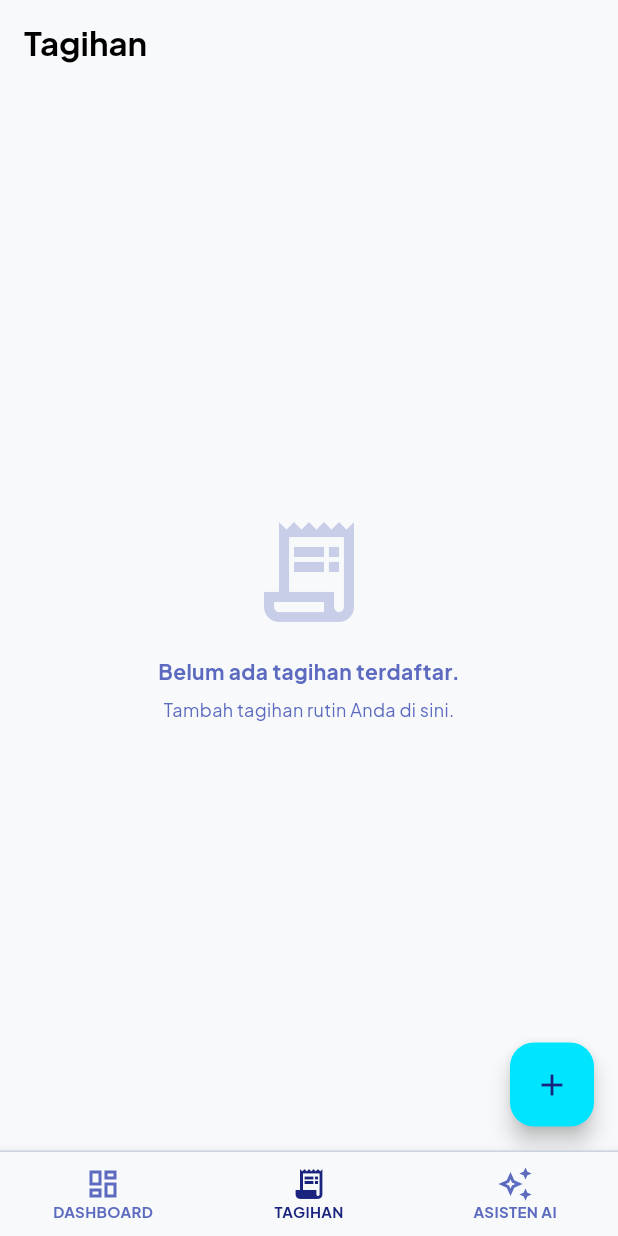
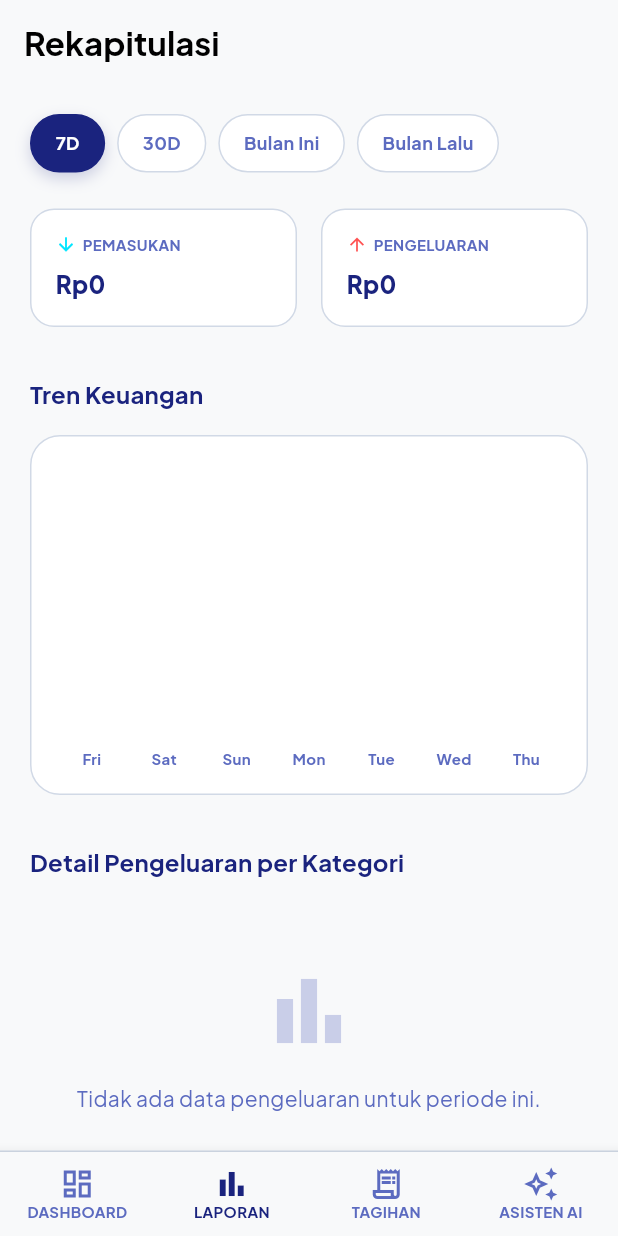
Before and after one commit to DannyPrihandoko/fina, a Flutter app: the screen it shows after launch, item 2 of the bottom bar chosen, on a phone screen of 412 x 824 dp. Run offline on Flutter 3.47's test engine with Material 3 defaults, Android fonts, the phone set to English and light mode, and no system bars; drawn by our look-alikes of fl_chart; our stand-ins replace flutter_local_notifications, flutter_riverpod, google_fonts, percent_indicator, sqflite, timezone; accounts and stored records are empty.

Commit message:
feat: implement core UI screens and currency formatting utilities

```diff
--- a/lib/screens/add_transaction_screen.dart
+++ b/lib/screens/add_transaction_screen.dart
@@ -3,6 +3,7 @@ import 'package:flutter_riverpod/flutter_riverpod.dart';
 import '../providers/database_provider.dart';
 import '../models/transaction.dart';
 import '../theme/colors.dart';
+import '../utils/currency_formatter.dart';
 
 class AddTransactionScreen extends ConsumerStatefulWidget {
   const AddTransactionScreen({super.key});
@@ -39,7 +40,7 @@ class _AddTransactionScreenState extends ConsumerState<AddTransactionScreen> {
     if (_formKey.currentState!.validate()) {
       final tx = Transaction(
         title: _titleController.text,
-        amount: double.parse(_amountController.text),
+        amount: CurrencyUtils.parse(_amountController.text).abs(),
         type: _type,
         category: _category,
         date: DateTime.now(),
@@ -108,6 +109,7 @@ class _AddTransactionScreenState extends ConsumerState<AddTransactionScreen> {
               TextFormField(
                 controller: _amountController,
                 keyboardType: TextInputType.number,
+                inputFormatters: [ThousandSeparatorFormatter()],
                 style: const TextStyle(fontSize: 40, fontWeight: FontWeight.w800, color: AppColors.textDarkBlue),
                 decoration: const InputDecoration(
                   prefixText: 'Rp ',
@@ -117,7 +119,7 @@ class _AddTransactionScreenState extends ConsumerState<AddTransactionScreen> {
                 ),
                 validator: (value) {
                   if (value == null || value.isEmpty) return 'Masukkan jumlah';
-                  if (double.tryParse(value) == null) return 'Jumlah tidak valid';
+                  if (CurrencyUtils.parse(value) <= 0) return 'Jumlah tidak valid';
                   return null;
                 },
               ),
--- a/lib/screens/bills_screen.dart
+++ b/lib/screens/bills_screen.dart
@@ -4,6 +4,7 @@ import 'package:intl/intl.dart';
 import '../providers/database_provider.dart';
 import '../theme/colors.dart';
 
+import '../services/notification_service.dart';
 import 'add_bill_screen.dart';
 
 class BillsScreen extends ConsumerWidget {
--- a/lib/screens/main_screen.dart
+++ b/lib/screens/main_screen.dart
@@ -2,6 +2,7 @@ import 'package:flutter/material.dart';
 import 'dashboard_screen.dart';
 import 'bills_screen.dart';
 import 'ai_screen.dart';
+import 'stats_screen.dart';
 import '../theme/colors.dart';
 
 class MainScreen extends StatefulWidget {
@@ -16,6 +17,7 @@ class _MainScreenState extends State<MainScreen> {
 
   final List<Widget> _screens = [
     const DashboardScreen(),
+    const StatsScreen(),
     const BillsScreen(),
     const AIScreen(),
   ];
@@ -56,6 +58,11 @@ class _MainScreenState extends State<MainScreen> {
               label: 'DASHBOARD',
             ),
             BottomNavigationBarItem(
+              icon: Icon(Icons.bar_chart_outlined),
+              activeIcon: Icon(Icons.bar_chart),
+              label: 'LAPORAN',
+            ),
+            BottomNavigationBarItem(
               icon: Icon(Icons.receipt_long_outlined),
               activeIcon: Icon(Icons.receipt_long),
               label: 'TAGIHAN',
--- /dev/null
+++ b/lib/screens/stats_screen.dart
@@ -0,0 +1,369 @@
+import 'package:flutter/material.dart';
+import 'package:flutter_riverpod/flutter_riverpod.dart';
+import 'package:intl/intl.dart';
+import 'package:fl_chart/fl_chart.dart';
+import 'package:percent_indicator/percent_indicator.dart';
+import '../providers/database_provider.dart';
+import '../models/transaction.dart';
+import '../theme/colors.dart';
+
+class StatsScreen extends ConsumerStatefulWidget {
+  const StatsScreen({super.key});
+
+  @override
+  ConsumerState<StatsScreen> createState() => _StatsScreenState();
+}
+
+class _StatsScreenState extends ConsumerState<StatsScreen> {
+  String _timeRange = '7D'; // '7D', '30D', 'Bulan Ini', 'Bulan Lalu'
+
+  @override
+  Widget build(BuildContext context) {
+    final transactions = ref.watch(transactionsProvider);
+    final filteredTx = _filterTransactions(transactions, _timeRange);
+
+    double totalIncome = 0;
+    double totalExpense = 0;
+    Map<String, double> categorySums = {};
+
+    for (var tx in filteredTx) {
+      if (tx.type == TransactionType.income) {
+        totalIncome += tx.amount;
+      } else {
+        totalExpense += tx.amount;
+        categorySums[tx.category] = (categorySums[tx.category] ?? 0) + tx.amount;
+      }
+    }
+
+    final currencyFormat = NumberFormat.currency(symbol: 'Rp', decimalDigits: 0);
+    final sortedCategories = categorySums.entries.toList()
+      ..sort((a, b) => b.value.compareTo(a.value));
+
+    return Scaffold(
+      appBar: AppBar(
+        title: const Text('Rekapitulasi', style: TextStyle(fontWeight: FontWeight.bold)),
+      ),
+      body: SingleChildScrollView(
+        padding: const EdgeInsets.all(20),
+        child: Column(
+          crossAxisAlignment: CrossAxisAlignment.start,
+          children: [
+            // Time Range Selector
+            SingleChildScrollView(
+              scrollDirection: Axis.horizontal,
+              child: Row(
+                children: [
+                  _buildFilterChip('7D'),
+                  _buildFilterChip('30D'),
+                  _buildFilterChip('Bulan Ini'),
+                  _buildFilterChip('Bulan Lalu'),
+                ],
+              ),
+            ),
+            const SizedBox(height: 24),
+
+            // Summary Header
+            _buildSummaryRow(totalIncome, totalExpense, currencyFormat),
+            const SizedBox(height: 32),
+
+            // Trend Chart Section
+            Text(
+              'Tren Keuangan',
+              style: Theme.of(context).textTheme.titleMedium?.copyWith(fontWeight: FontWeight.bold),
+            ),
+            const SizedBox(height: 16),
+            _buildTrendChart(filteredTx, _timeRange),
+            const SizedBox(height: 32),
+
+            // Category Progress Section
+            Text(
+              'Detail Pengeluaran per Kategori',
+              style: Theme.of(context).textTheme.titleMedium?.copyWith(fontWeight: FontWeight.bold),
+            ),
+            const SizedBox(height: 16),
+            if (sortedCategories.isEmpty)
+              _buildEmptyState('Tidak ada data pengeluaran untuk periode ini.')
+            else
+              ...sortedCategories.map((entry) => _buildCategoryProgress(
+                    entry.key,
+                    entry.value,
+                    totalExpense,
+                    currencyFormat,
+                  )),
+
+            const SizedBox(height: 32),
+          ],
+        ),
+      ),
+    );
+  }
+
+  List<Transaction> _filterTransactions(List<Transaction> list, String range) {
+    final now = DateTime.now();
+    DateTime start;
+
+    switch (range) {
+      case '7D':
+        start = DateTime(now.year, now.month, now.day).subtract(const Duration(days: 6));
+        return list.where((tx) => tx.date.isAfter(start.subtract(const Duration(seconds: 1)))).toList();
+      case '30D':
+        start = DateTime(now.year, now.month, now.day).subtract(const Duration(days: 29));
+        return list.where((tx) => tx.date.isAfter(start.subtract(const Duration(seconds: 1)))).toList();
+      case 'Bulan Ini':
+        start = DateTime(now.year, now.month, 1);
+        return list.where((tx) => tx.date.year == now.year && tx.date.month == now.month).toList();
+      case 'Bulan Lalu':
+        final prevMonth = DateTime(now.year, now.month - 1, 1);
+        return list.where((tx) => tx.date.year == prevMonth.year && tx.date.month == prevMonth.month).toList();
+      default:
+        return list;
+    }
+  }
+
+  Widget _buildFilterChip(String label) {
+    final isSelected = _timeRange == label;
+    return GestureDetector(
+      onTap: () => setState(() => _timeRange = label),
+      child: Container(
+        margin: const EdgeInsets.only(right: 8),
+        padding: const EdgeInsets.symmetric(horizontal: 16, vertical: 10),
+        decoration: BoxDecoration(
+          color: isSelected ? AppColors.textDarkBlue : Colors.white,
+          borderRadius: BorderRadius.circular(20),
+          border: Border.all(color: isSelected ? AppColors.textDarkBlue : AppColors.borderColor),
+          boxShadow: isSelected ? [BoxShadow(color: AppColors.textDarkBlue.withValues(alpha: 0.2), blurRadius: 8, offset: const Offset(0, 4))] : null,
+        ),
+        child: Text(
+          label,
+          style: TextStyle(
+            color: isSelected ? Colors.white : AppColors.textMuted,
+            fontWeight: FontWeight.bold,
+            fontSize: 12,
+          ),
+        ),
+      ),
+    );
+  }
+
+  Widget _buildSummaryRow(double income, double expense, NumberFormat format) {
+    return Row(
+      children: [
+        Expanded(
+          child: _buildSummaryCard('PEMASUKAN', income, AppColors.ctaAqua, Icons.arrow_downward),
+        ),
+        const SizedBox(width: 16),
+        Expanded(
+          child: _buildSummaryCard('PENGELUARAN', expense, Colors.redAccent, Icons.arrow_upward),
+        ),
+      ],
+    );
+  }
+
+  Widget _buildSummaryCard(String label, double amount, Color color, IconData icon) {
+    final format = NumberFormat.currency(symbol: 'Rp', decimalDigits: 0);
+    return Container(
+      padding: const EdgeInsets.all(16),
+      decoration: BoxDecoration(
+        color: Colors.white,
+        borderRadius: BorderRadius.circular(16),
+        border: Border.all(color: AppColors.borderColor),
+      ),
+      child: Column(
+        crossAxisAlignment: CrossAxisAlignment.start,
+        children: [
+          Row(
+            children: [
+              Icon(icon, size: 14, color: color),
+              const SizedBox(width: 4),
+              Text(label, style: const TextStyle(fontSize: 10, fontWeight: FontWeight.bold, color: AppColors.textMuted)),
+            ],
+          ),
+          const SizedBox(height: 8),
+          Text(
+            format.format(amount),
+            style: const TextStyle(fontSize: 16, fontWeight: FontWeight.w800, color: AppColors.textDarkBlue),
+          ),
+        ],
+      ),
+    );
+  }
+
+  Widget _buildTrendChart(List<Transaction> list, String range) {
+    // Reusing logic from Dashboard but optimized for reports
+    final now = DateTime.now();
+    int days;
+    DateTime start;
+
+    if (range == '7D') {
+      days = 7;
+      start = DateTime(now.year, now.month, now.day).subtract(const Duration(days: 6));
+    } else if (range == '30D') {
+      days = 30;
+      start = DateTime(now.year, now.month, now.day).subtract(const Duration(days: 29));
+    } else if (range == 'Bulan Ini') {
+      days = DateTime(now.year, now.month + 1, 0).day;
+      start = DateTime(now.year, now.month, 1);
+    } else { // Bulan Lalu
+      final prev = DateTime(now.year, now.month - 1, 1);
+      days = DateTime(now.year, now.month, 0).day;
+      start = prev;
+    }
+
+    Map<int, double> dailyIncome = {};
+    Map<int, double> dailyExpense = {};
+
+    for (int i = 0; i < days; i++) {
+      dailyIncome[i] = 0;
+      dailyExpense[i] = 0;
+    }
+
+    for (var tx in list) {
+      final diff = tx.date.difference(start).inDays;
+      if (diff >= 0 && diff < days) {
+        if (tx.type == TransactionType.income) {
+          dailyIncome[diff] = (dailyIncome[diff] ?? 0) + tx.amount;
+        } else {
+          dailyExpense[diff] = (dailyExpense[diff] ?? 0) + tx.amount;
+        }
+      }
+    }
+
+    final barGroups = List.generate(days, (index) {
+      return BarChartGroupData(
+        x: index,
+        barRods: [
+          BarChartRodData(
+            toY: dailyIncome[index]!,
+            color: AppColors.ctaAqua,
+            width: days > 10 ? 4 : 12,
+            borderRadius: BorderRadius.circular(4),
+          ),
+          BarChartRodData(
+            toY: dailyExpense[index]!,
+            color: AppColors.textDarkBlue.withValues(alpha: 0.5),
+            width: days > 10 ? 4 : 12,
+            borderRadius: BorderRadius.circular(4),
+          ),
+        ],
+      );
+    });
+
+    double maxVal = 0;
+    for (var v in dailyIncome.values) { if (v > maxVal) maxVal = v; }
+    for (var v in dailyExpense.values) { if (v > maxVal) maxVal = v; }
+    if (maxVal == 0) maxVal = 1000;
+
+    return Container(
+      height: 240,
+      padding: const EdgeInsets.all(16),
+      decoration: BoxDecoration(
+        color: Colors.white,
+        borderRadius: BorderRadius.circular(20),
+        border: Border.all(color: AppColors.borderColor),
+      ),
+      child: BarChart(
+        BarChartData(
+          alignment: BarChartAlignment.spaceAround,
+          maxY: maxVal * 1.2,
+          barTouchData: BarTouchData(enabled: true),
+          titlesData: FlTitlesData(
+            show: true,
+            bottomTitles: AxisTitles(
+              sideTitles: SideTitles(
+                showTitles: true,
+                getTitlesWidget: (value, meta) {
+                  if (days > 7 && value % 5 != 0) return const SizedBox.shrink();
+                  final date = start.add(Duration(days: value.toInt()));
+                  return Padding(
+                    padding: const EdgeInsets.only(top: 8),
+                    child: Text(
+                      DateFormat(days > 7 ? 'dd' : 'E').format(date),
+                      style: const TextStyle(color: AppColors.textMuted, fontSize: 10, fontWeight: FontWeight.bold),
+                    ),
+                  );
+                },
+              ),
+            ),
+            leftTitles: const AxisTitles(sideTitles: SideTitles(showTitles: false)),
+            topTitles: const AxisTitles(sideTitles: SideTitles(showTitles: false)),
+            rightTitles: const AxisTitles(sideTitles: SideTitles(showTitles: false)),
+          ),
+          gridData: const FlGridData(show: false),
+          borderData: FlBorderData(show: false),
+          barGroups: barGroups,
+        ),
+      ),
+    );
+  }
+
+  Widget _buildCategoryProgress(String category, double amount, double total, NumberFormat format) {
+    final percentage = total == 0 ? 0.0 : amount / total;
+    return Container(
+      margin: const EdgeInsets.only(bottom: 20),
+      child: Column(
+        children: [
+          Row(
+            mainAxisAlignment: MainAxisAlignment.spaceBetween,
+            children: [
+              Text(
+                category,
+                style: const TextStyle(fontWeight: FontWeight.bold, fontSize: 14, color: AppColors.textDarkBlue),
+              ),
+              Text(
+                format.format(amount),
+                style: const TextStyle(fontWeight: FontWeight.w800, fontSize: 14, color: AppColors.textDarkBlue),
+              ),
+            ],
+          ),
+          const SizedBox(height: 8),
+          LinearPercentIndicator(
+            lineHeight: 8.0,
+            percent: percentage,
+            padding: EdgeInsets.zero,
+            backgroundColor: AppColors.borderColor,
+            progressColor: _getCategoryColor(category),
+            barRadius: const Radius.circular(4),
+            animation: true,
+            animationDuration: 1000,
+          ),
+          const SizedBox(height: 4),
+          Row(
+            mainAxisAlignment: MainAxisAlignment.end,
+            children: [
+              Text(
+                '${(percentage * 100).toStringAsFixed(1)}%',
+                style: const TextStyle(fontSize: 10, color: AppColors.textMuted, fontWeight: FontWeight.bold),
+              ),
+            ],
+          ),
+        ],
+      ),
+    );
+  }
+
+  Color _getCategoryColor(String category) {
+    switch (category.toLowerCase()) {
+      case 'makanan': return Colors.orange;
+      case 'belanja': return Colors.purple;
+      case 'transportasi': return Colors.blue;
+      case 'hiburan': return Colors.pink;
+      case 'kesehatan': return Colors.teal;
+      default: return AppColors.textDarkBlue;
+    }
+  }
+
+  Widget _buildEmptyState(String message) {
+    return Center(
+      child: Padding(
+        padding: const EdgeInsets.symmetric(vertical: 40),
+        child: Column(
+          children: [
+            Icon(Icons.bar_chart_outlined, size: 64, color: AppColors.textMuted.withValues(alpha: 0.3)),
+            const SizedBox(height: 16),
+            Text(message, textAlign: TextAlign.center, style: const TextStyle(color: AppColors.textMuted)),
+          ],
+        ),
+      ),
+    );
+  }
+}
```
Also changed, not shown: lib/screens/add_bill_screen.dart (+5 -2 lines), lib/screens/dashboard_screen.dart (+78 -150 lines), lib/utils/currency_formatter.dart (added, +40 -0 lines).
